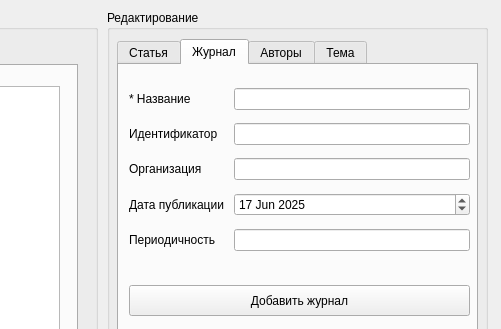
Before: the Qt Designer form Articles.ui in charderrrrr/Articles, drawn with Qt 5; both pictures show x 503 to 1004 and y 0 to 329 of the 1004 by 766 pixel window.
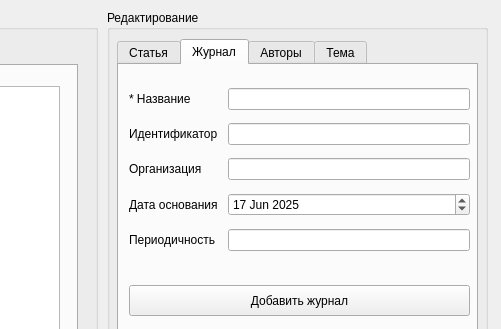
After: the same form once the commit is applied. The open tabs and pages were chosen to show the change.

Commit message: удаление и добавление 	modified:   Articles.py 	modified:   Articles.ui 	modified:   db.py 	modified:   magazinse.db 	modified:   main.py

What changed in the file:
```diff
--- a/Articles.ui
+++ b/Articles.ui
@@ -645,7 +645,7 @@
         <item row="3" column="0">
          <widget class="QLabel" name="label_15">
           <property name="text">
-           <string>Дата публикации</string>
+           <string>Дата основания</string>
           </property>
          </widget>
         </item>
@@ -653,7 +653,7 @@
          <widget class="QDateEdit" name="dataJournal">
           <property name="maximumDateTime">
            <datetime>
-            <hour>11</hour>
+            <hour>6</hour>
             <minute>59</minute>
             <second>59</second>
             <year>9999</year>
```
Left out of the diff: 6 changed lines with no effect on the pictures. The commit also changes 4 other files.
